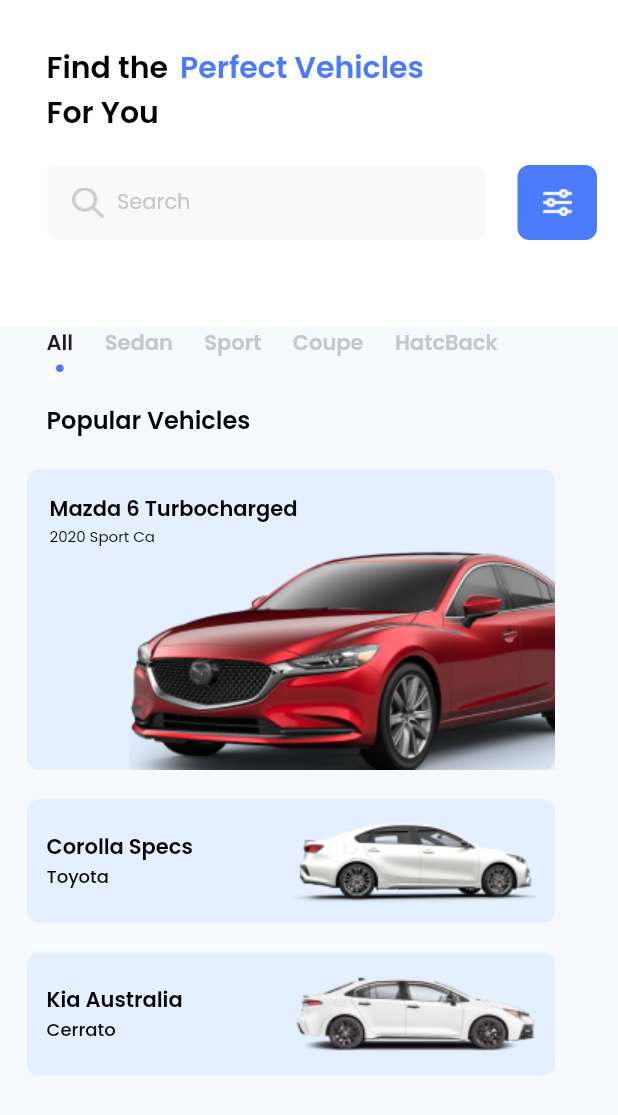
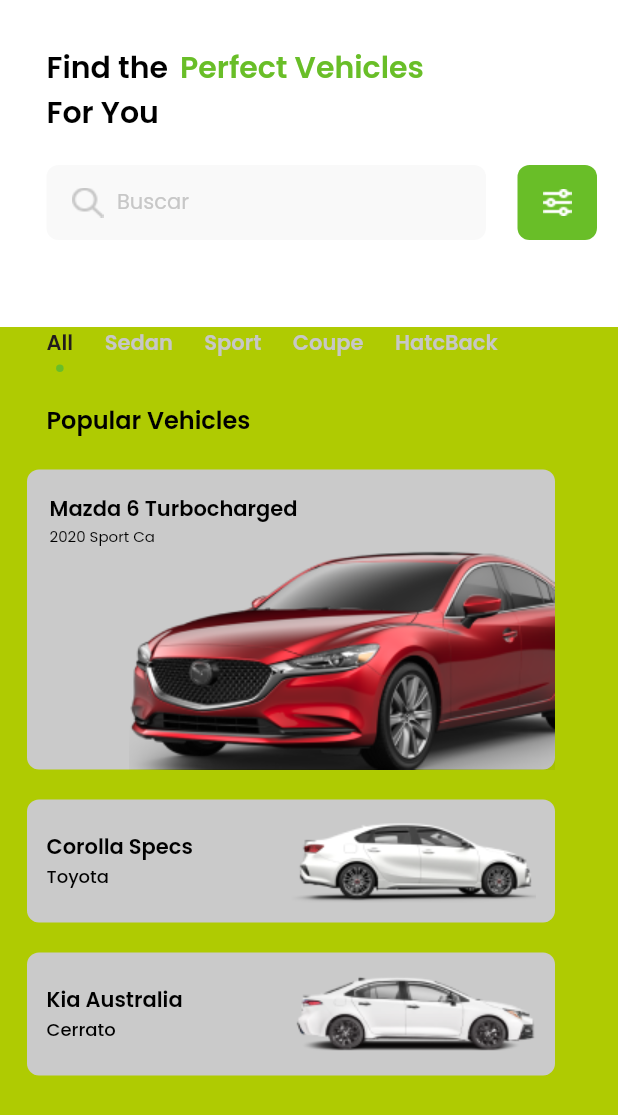
Before and after one commit to Innova-Group-Hackathon-Civica-Pay-2022/CivicaPay-App, a Flutter app: the screen it shows after launch, item 4 of the bottom bar chosen, after a tap on the "add" icon, on a phone screen of 412 x 824 dp. Shown: the top 1115 px of the screen. Run offline on Flutter 3.47's test engine with Material 2 defaults, Android fonts, the phone set to English and light mode, and no system bars; our stand-ins replace curved_navigation_bar, font_awesome_flutter, google_fonts, supercharged; network calls fail.

Commit message:
Themes updated

```diff
--- a/lib/pages/social_activities/custom_tabbar.dart
+++ b/lib/pages/social_activities/custom_tabbar.dart
@@ -33,7 +33,7 @@
                       width: 5,
                       decoration: BoxDecoration(
                         shape: BoxShape.circle,
-                        color: (titles.indexOf(e) == 0) ? blueColor : bulao,
+                        color: (titles.indexOf(e) == 0) ? greenColor : bulao,
                       ),
                     )
                   ],
--- a/lib/pages/social_activities/detail_page.dart
+++ b/lib/pages/social_activities/detail_page.dart
@@ -262,7 +262,7 @@
                   width: 36,
                   height: 36,
                   decoration:
-                      BoxDecoration(shape: BoxShape.circle, color: blueColor),
+                      BoxDecoration(shape: BoxShape.circle, color: greenColor),
                 ),
               ],
             ),
@@ -271,7 +271,7 @@
               height: 55,
               width: MediaQuery.of(context).size.width - 60,
               decoration: BoxDecoration(
-                  color: blueColor,
+                  color: greenColor,
                   borderRadius: BorderRadius.all(Radius.circular(15))),
               child: Center(
                   child: Text(
--- a/lib/pages/social_activities/social_activities.dart
+++ b/lib/pages/social_activities/social_activities.dart
@@ -44,7 +44,7 @@
                             style: blackTektFont1.copyWith(
                                 fontSize: 20,
                                 fontWeight: FontWeight.w600,
-                                color: blueColor)),
+                                color: greenColor)),
                       ],
                     ),
                     Text(
@@ -68,9 +68,9 @@
                             child: Row(
                               children: [
                                 Image.asset('images/cari.png'),
-                                SizedBox(width: 9),
+                                const SizedBox(width: 9),
                                 Text(
-                                  'Search',
+                                  'Buscar',
                                   style: blackTektFont1.copyWith(
                                       fontSize: 14, color: greyColor),
                                 )
@@ -84,7 +84,7 @@
                             height: 50,
                             width: 53,
                             decoration: BoxDecoration(
-                                color: blueColor,
+                                color: greenColor,
                                 borderRadius:
                                     const BorderRadius.all(Radius.circular(8)),
                                 image: const DecorationImage(
--- a/lib/styles/theme.dart
+++ b/lib/styles/theme.dart
@@ -2,13 +2,15 @@
 import 'package:google_fonts/google_fonts.dart';
 import 'package:supercharged/supercharged.dart';
 
-Color blueColor = "4B7BFA".toColor();
+Color greenColor = "69BE28".toColor();
 Color purpleColor = "6055E7".toColor();
 Color redColor = "CF474C".toColor();
 Color blackColor = "221C1C".toColor();
 Color greyColor = "C7C7C7".toColor();
 Color greyColor2 = "F9F9F9".toColor();
-Color bulao = "F6FAFF".toColor();
-Color bulao2 = "E4F0FF".toColor();
+Color bulao = "AFCB02".toColor();
+//Color bulao = "F6FAFF".toColor();
+Color bulao2 = "CACACA".toColor();
+//Color bulao2 = "E4F0FF".toColor();
 
 TextStyle blackTektFont1 = GoogleFonts.poppins().copyWith(color: Colors.black);
```
